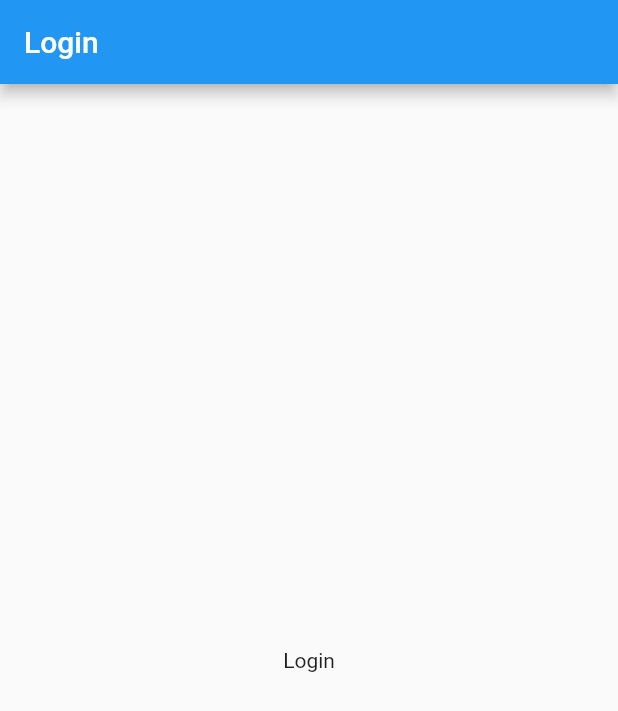
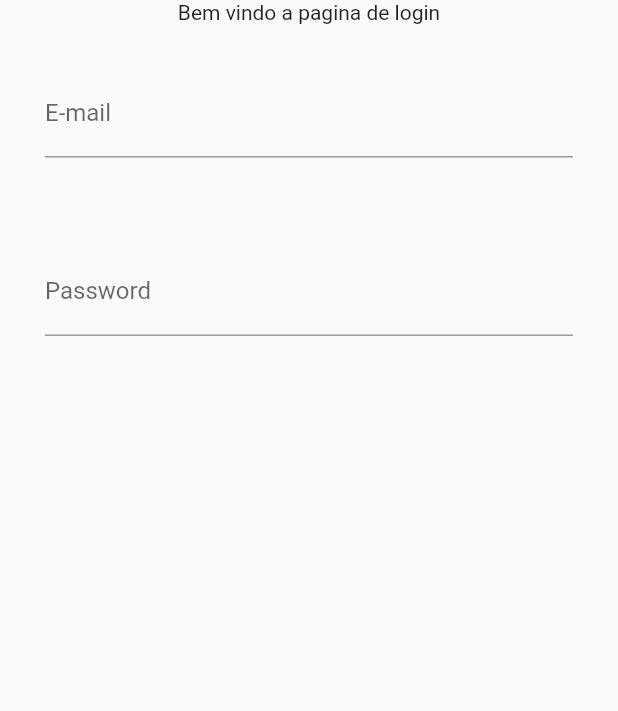
Before and after one commit to dev-brito99frelas/fluter_task_linux, a Flutter app: the screen it shows after launch, on a phone screen of 412 x 824 dp. Shown: the top 711 px of the screen. Run offline on Flutter 3.47's test engine with Material 2 defaults, Android fonts, the phone set to English and light mode, and no system bars.

Commit message:
added textfield for email,password and controllers

```diff
--- a/lib/pages/login.dart
+++ b/lib/pages/login.dart
@@ -1,17 +1,53 @@
 import 'package:flutter/material.dart';
 
-class Login extends StatelessWidget {
+class Login extends StatefulWidget {
   const Login({Key? key}) : super(key: key);
+
+  @override
+  State<Login> createState() => _LoginState();
+}
+
+class _LoginState extends State<Login> {
+  TextEditingController emailController = TextEditingController();
+  TextEditingController senhaController = TextEditingController();
 
   @override
   Widget build(BuildContext context) {
     return Scaffold(
-      appBar: AppBar(
-        title: const Text('Login'),
-      ),
-      body: const Center(
-        child: Text('Login'),
+      body: Column(
+        children: <Widget>[
+          const Text("Bem vindo a pagina de login"),
+          Padding(
+            padding: const EdgeInsets.all(30),
+            child: TextField(
+              controller: emailController,
+              decoration: const InputDecoration(
+                labelText: 'E-mail',
+                hintText: "exemplo@gmail.com",
+                errorText: null,
+              ),
+              onChanged: onchangedContext,
+            ),
+          ),
+          Padding(
+            padding: const EdgeInsets.all(30),
+            child: TextField(
+              controller: senhaController,
+              decoration: const InputDecoration(
+                labelText: 'Password',
+                hintText: "Exam#Ple@8376%",
+                errorText: null,
+              ),
+              obscureText: true,
+              onChanged: onchangedContextPassword,
+            ),
+          ),
+        ],
       ),
     );
   }
+
+  void onchangedContext(String dado) {}
+
+  void onchangedContextPassword(String dado) {}
 }
```
